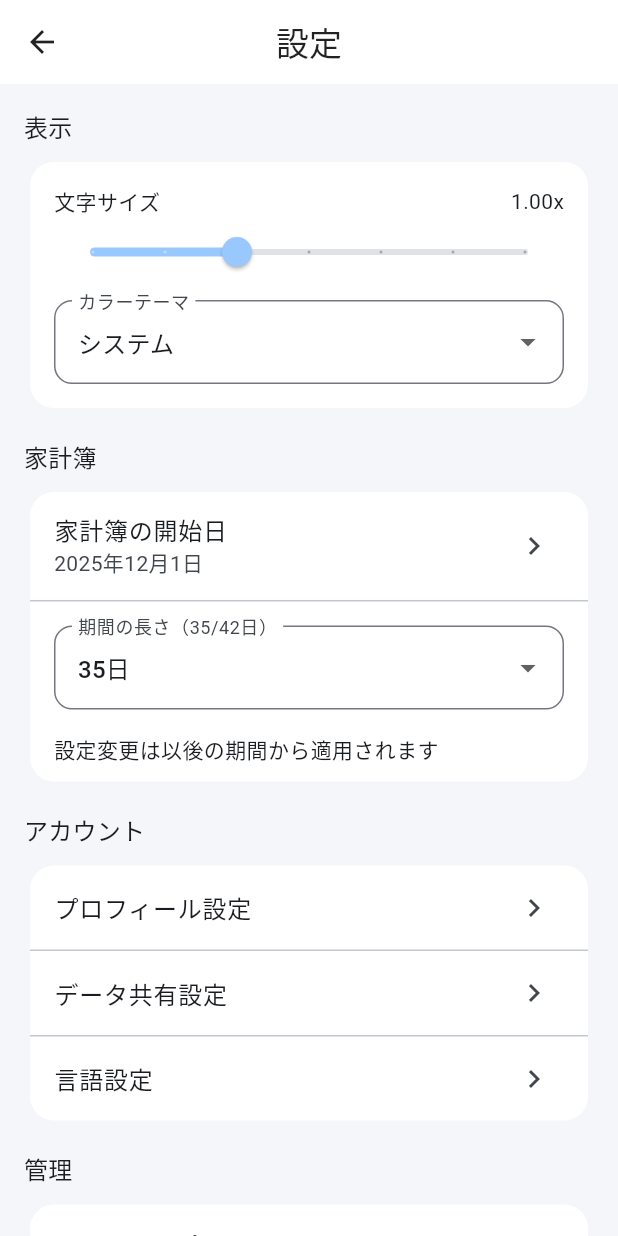
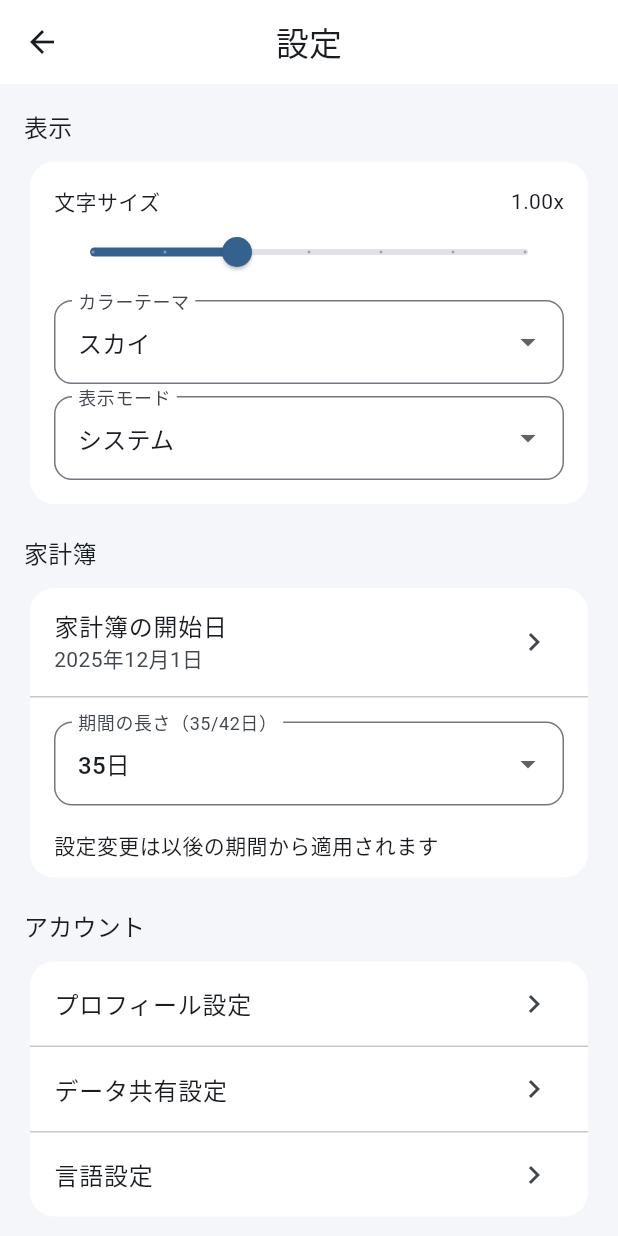
Before and after one commit to shinji1095/kakeibo, a Flutter app: the screen it shows after launch, after a tap on the "settings" icon, on a phone screen of 412 x 824 dp. Run offline on Flutter 3.47's test engine with Material 3 defaults, Android fonts, the phone set to English and light mode, and no system bars; our stand-ins replace drift, fl_chart, flutter_riverpod, get_it, go_router; accounts and stored records are empty; generated files the repository leaves out were written again.

Commit message:
feat: カラーテーマの追加

```diff
--- a/lib/app.dart
+++ b/lib/app.dart
@@ -24,8 +24,8 @@ class KakeiboApp extends ConsumerWidget {
   Widget build(BuildContext context, WidgetRef ref) {
     final settings = ref.watch(settingsProvider);
 
-    final baseLight = AppTheme.lightTheme;
-    final baseDark = AppTheme.darkTheme;
+    final baseLight = AppTheme.themeFor(settings.colorTheme, Brightness.light);
+    final baseDark = AppTheme.themeFor(settings.colorTheme, Brightness.dark);
 
     final ThemeData lightTheme = baseLight.copyWith(
       textTheme: baseLight.textTheme.apply(fontSizeFactor: settings.fontScale),
--- a/lib/core/theme/app_theme.dart
+++ b/lib/core/theme/app_theme.dart
@@ -1,28 +1,72 @@
 import 'package:flutter/material.dart';
-import 'package:kakeibo/core/constants/app_colors.dart';
+
+enum AppColorTheme {
+  sky,
+  leaf,
+  sunset,
+  berry,
+  slate,
+}
+
+extension AppColorThemeX on AppColorTheme {
+  String get label {
+    switch (this) {
+      case AppColorTheme.sky:
+        return 'スカイ';
+      case AppColorTheme.leaf:
+        return 'リーフ';
+      case AppColorTheme.sunset:
+        return 'サンセット';
+      case AppColorTheme.berry:
+        return 'ベリー';
+      case AppColorTheme.slate:
+        return 'スレート';
+    }
+  }
+
+  Color get seedColor {
+    switch (this) {
+      case AppColorTheme.sky:
+        return const Color(0xFF99C8FF);
+      case AppColorTheme.leaf:
+        return const Color(0xFF43A047);
+      case AppColorTheme.sunset:
+        return const Color(0xFFFF8A65);
+      case AppColorTheme.berry:
+        return const Color(0xFFE91E63);
+      case AppColorTheme.slate:
+        return const Color(0xFF607D8B);
+    }
+  }
+}
 
 class AppTheme {
-  static final lightTheme = ThemeData(
+  static ThemeData themeFor(AppColorTheme colorTheme, Brightness brightness) {
+    final scheme = ColorScheme.fromSeed(
+      seedColor: colorTheme.seedColor,
+      brightness: brightness,
+    );
+    final isDark = brightness == Brightness.dark;
+    final background = isDark ? scheme.background : const Color(0xFFF4F6FA);
+    final surface = isDark ? scheme.surface : Colors.white;
+
+    return ThemeData(
       useMaterial3: true,
-    colorScheme: ColorScheme.fromSeed(
-      seedColor: AppColors.primary,
-      brightness: Brightness.light,
-      primary: AppColors.primary,
-      secondary: AppColors.secondary,
-      background: AppColors.background,
-      surface: AppColors.surface,
-      error: AppColors.error,
+      brightness: brightness,
+      colorScheme: scheme.copyWith(
+        background: background,
+        surface: surface,
       ),
-    scaffoldBackgroundColor: AppColors.background,
-    appBarTheme: const AppBarTheme(
-      backgroundColor: AppColors.surface,
-      foregroundColor: AppColors.textPrimary,
+      scaffoldBackgroundColor: background,
+      appBarTheme: AppBarTheme(
+        backgroundColor: surface,
+        foregroundColor: scheme.onSurface,
         elevation: 0,
         centerTitle: true,
       ),
       cardTheme: CardTheme(
         elevation: 0,
-      color: AppColors.surface,
+        color: surface,
         shape: RoundedRectangleBorder(borderRadius: BorderRadius.circular(16)),
       ),
       inputDecorationTheme: InputDecorationTheme(
@@ -32,13 +76,5 @@ class AppTheme {
         type: BottomNavigationBarType.fixed,
       ),
     );
-
-  static final darkTheme = ThemeData(
-    useMaterial3: true,
-    brightness: Brightness.dark,
-    colorScheme: ColorScheme.fromSeed(
-      seedColor: AppColors.primary,
-      brightness: Brightness.dark,
-    ),
-  );
   }
+}
--- a/lib/presentation/pages/settings_page.dart
+++ b/lib/presentation/pages/settings_page.dart
@@ -1,6 +1,7 @@
 import 'package:flutter/material.dart';
 import 'package:flutter_riverpod/flutter_riverpod.dart';
 import 'package:go_router/go_router.dart';
+import 'package:kakeibo/core/theme/app_theme.dart';
 import 'package:kakeibo/presentation/providers/settings_provider.dart';
 
 class SettingsPage extends ConsumerWidget {
@@ -47,9 +48,25 @@ class SettingsPage extends ConsumerWidget {
                     onChanged: notifier.setFontScale,
                   ),
                   const SizedBox(height: 8),
+                  DropdownButtonFormField<AppColorTheme>(
+                    value: settings.colorTheme,
+                    decoration: const InputDecoration(labelText: 'カラーテーマ'),
+                    items: [
+                      for (final theme in AppColorTheme.values)
+                        DropdownMenuItem(
+                          value: theme,
+                          child: Text(theme.label),
+                        ),
+                    ],
+                    onChanged: (v) {
+                      if (v == null) return;
+                      notifier.setColorTheme(v);
+                    },
+                  ),
+                  const SizedBox(height: 8),
                   DropdownButtonFormField<ThemeMode>(
                     value: settings.themeMode,
-                    decoration: const InputDecoration(labelText: 'カラーテーマ'),
+                    decoration: const InputDecoration(labelText: '表示モード'),
                     items: const [
                       DropdownMenuItem(value: ThemeMode.system, child: Text('システム')),
                       DropdownMenuItem(value: ThemeMode.light, child: Text('ライト')),
--- a/lib/presentation/pages/transaction_list_page.dart
+++ b/lib/presentation/pages/transaction_list_page.dart
@@ -4,6 +4,7 @@ import 'package:go_router/go_router.dart';
 import 'package:kakeibo/domain/entities/transaction.dart';
 import 'package:kakeibo/presentation/providers/categories_provider.dart';
 import 'package:kakeibo/presentation/providers/transactions_provider.dart';
+import 'package:kakeibo/presentation/utils/category_icons.dart';
 import 'package:kakeibo/presentation/widgets/app_scaffold.dart';
 import 'package:kakeibo/presentation/widgets/expense_attribute_filter_chips.dart';
 
@@ -118,6 +119,10 @@ class _TransactionListPageState extends ConsumerState<TransactionListPage> {
                     final tx = filtered[index];
                     final cat = categoryMap[tx.categoryId];
                     final catLabel = cat?.name ?? 'カテゴリ${tx.categoryId}';
+                    final catColor = cat != null ? Color(cat.color) : Theme.of(context).colorScheme.primary;
+                    final iconColor = ThemeData.estimateBrightnessForColor(catColor) == Brightness.dark
+                        ? Colors.white
+                        : Colors.black;
                     final typeLabel = tx.type == TransactionType.expense ? '支出' : '収入';
                     final attrLabel = tx.type == TransactionType.expense
                         ? (tx.expenseAttribute ?? kDefaultExpenseAttribute).label
@@ -128,8 +133,12 @@ class _TransactionListPageState extends ConsumerState<TransactionListPage> {
                         '${memo.isEmpty ? '' : ' / $memo'}';
 
                     return ListTile(
-                      leading: Icon(
-                        tx.type == TransactionType.expense ? Icons.remove_circle : Icons.add_circle,
+                      leading: CircleAvatar(
+                        backgroundColor: catColor,
+                        child: Icon(
+                          cat == null ? Icons.category : categoryIconFor(cat),
+                          color: iconColor,
+                        ),
                       ),
                       title: Text('${tx.amount.value} 円'),
                       subtitle: Text(subtitle),
--- a/lib/presentation/providers/settings_provider.dart
+++ b/lib/presentation/providers/settings_provider.dart
@@ -1,9 +1,11 @@
 import 'package:flutter/material.dart';
 import 'package:flutter_riverpod/flutter_riverpod.dart';
+import 'package:kakeibo/core/theme/app_theme.dart';
 
 @immutable
 class SettingsState {
   final double fontScale;
+  final AppColorTheme colorTheme;
   final ThemeMode themeMode;
   final DateTime kakeiboStartDate;
   final int periodLengthDays;
@@ -12,6 +14,7 @@ class SettingsState {
 
   const SettingsState({
     required this.fontScale,
+    required this.colorTheme,
     required this.themeMode,
     required this.kakeiboStartDate,
     required this.periodLengthDays,
@@ -23,6 +26,7 @@ class SettingsState {
     final now = DateTime.now();
     return SettingsState(
       fontScale: 1.0,
+      colorTheme: AppColorTheme.sky,
       themeMode: ThemeMode.system,
       kakeiboStartDate: DateTime(now.year, now.month, 1),
       periodLengthDays: 35,
@@ -33,6 +37,7 @@ class SettingsState {
 
   SettingsState copyWith({
     double? fontScale,
+    AppColorTheme? colorTheme,
     ThemeMode? themeMode,
     DateTime? kakeiboStartDate,
     int? periodLengthDays,
@@ -41,6 +46,7 @@ class SettingsState {
   }) {
     return SettingsState(
       fontScale: fontScale ?? this.fontScale,
+      colorTheme: colorTheme ?? this.colorTheme,
       themeMode: themeMode ?? this.themeMode,
       kakeiboStartDate: kakeiboStartDate ?? this.kakeiboStartDate,
       periodLengthDays: periodLengthDays ?? this.periodLengthDays,
@@ -56,6 +62,10 @@ class SettingsNotifier extends StateNotifier<SettingsState> {
   void setFontScale(double value) {
     final v = value.clamp(0.8, 1.4);
     state = state.copyWith(fontScale: v);
+  }
+
+  void setColorTheme(AppColorTheme theme) {
+    state = state.copyWith(colorTheme: theme);
   }
 
   void setThemeMode(ThemeMode mode) {
```
Lines whose indentation alone changed are shown as unchanged.
